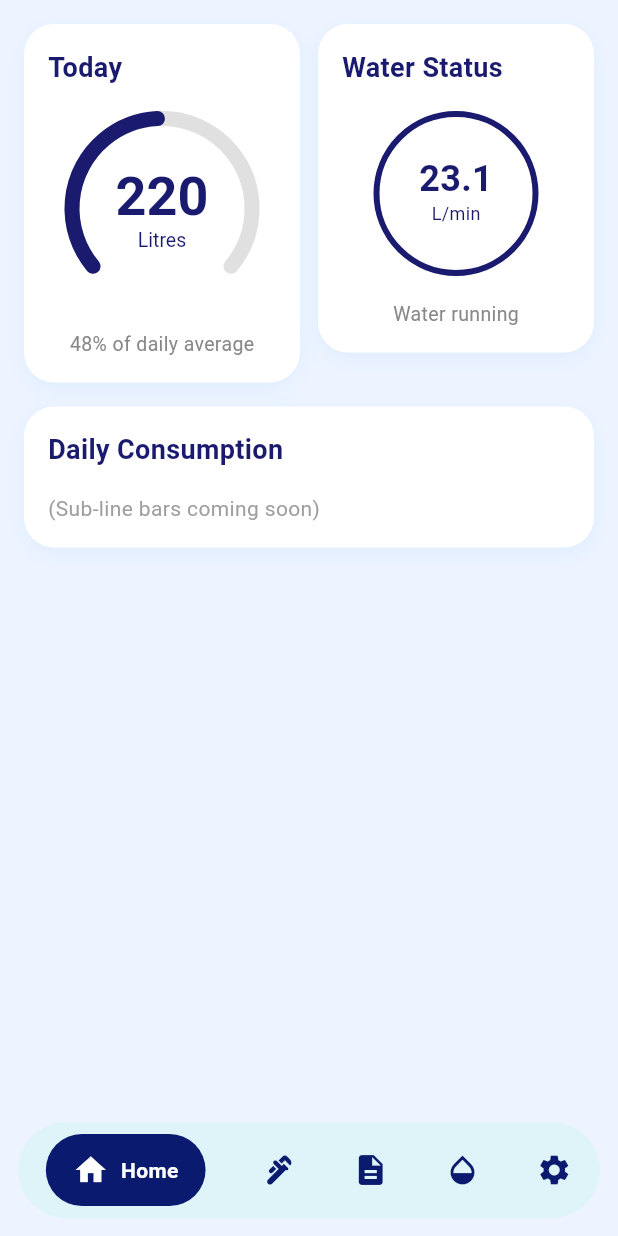
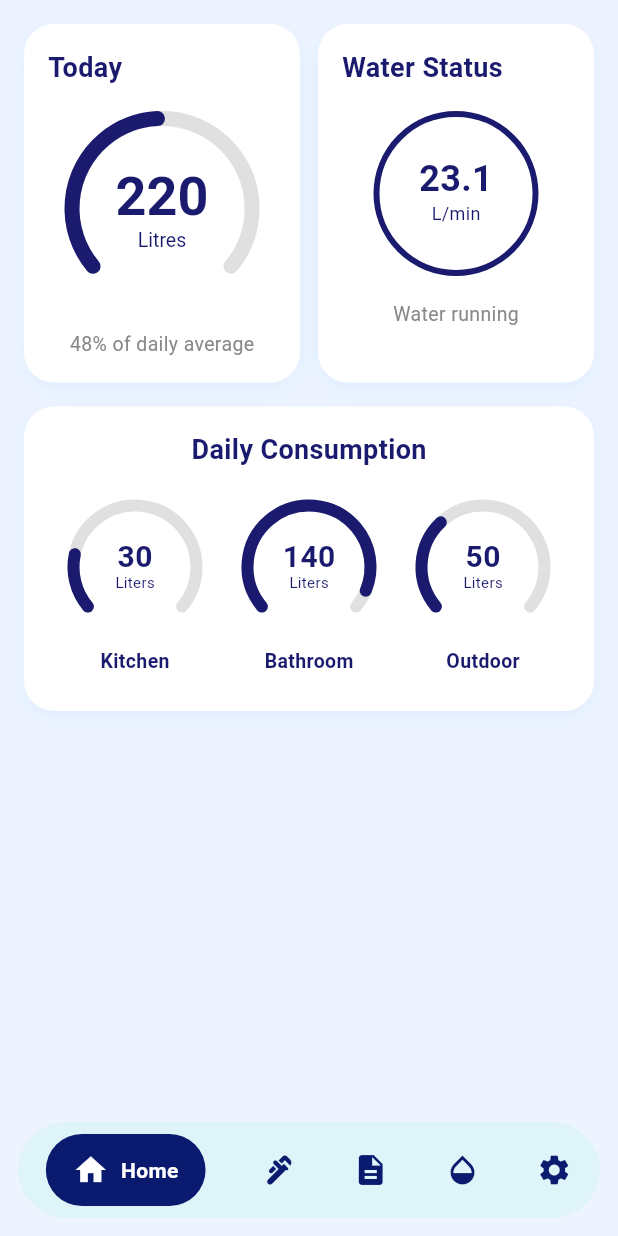
Before and after one commit to Ishan101-hub/sdgp-se24-aquasense-mobile, a Flutter app: the screen it shows after launch, on a phone screen of 412 x 824 dp. Run offline on Flutter 3.47's test engine with Material 3 defaults, Android fonts, the phone set to English and light mode, and no system bars.

Commit message:
complete daily consumption bar

```diff
--- a/home_aqua/lib/screens/home_page.dart
+++ b/home_aqua/lib/screens/home_page.dart
@@ -1,7 +1,7 @@
 import 'package:flutter/material.dart';
 import '../widgets/today_card.dart';
 import '../widgets/water_status_card.dart';
-import '../widgets/daily_consumption_card.dart'; // ← new import
+import '../widgets/daily_consumption_card.dart';
 
 class HomePage extends StatelessWidget {
   const HomePage({super.key});
@@ -15,8 +15,10 @@
           children: [
 
             // ── TOP ROW: Today card + Water Status card ──
-            Row(
-              crossAxisAlignment: CrossAxisAlignment.start,
+            // ── FIXED: CrossAxisAlignment.stretch makes both cards same height ──
+            IntrinsicHeight(
+              child: Row(
+                crossAxisAlignment: CrossAxisAlignment.stretch, // ← KEY FIX
                 children: const [
 
                   // Today Card (left side)
@@ -33,11 +35,12 @@
 
                 ],
               ),
+            ),
 
             const SizedBox(height: 16),
 
-            // ── PART 3.1: Daily Consumption card ──
-            const DailyConsumptionCard(), // ← replaced placeholder
+            // ── Daily Consumption card ──
+            const DailyConsumptionCard(),
 
           ],
         ),
--- a/home_aqua/lib/widgets/daily_consumption_card.dart
+++ b/home_aqua/lib/widgets/daily_consumption_card.dart
@@ -1,7 +1,22 @@
 import 'package:flutter/material.dart';
+import 'dart:math' as math;
 
 class DailyConsumptionCard extends StatelessWidget {
-  const DailyConsumptionCard({super.key});
+
+  // Test values for now
+  // When backend is ready, replace these with real values
+  final double kitchenLitres;
+  final double bathroomLitres;
+  final double outdoorLitres;
+  final double maxLitres; // full circle = this value
+
+  const DailyConsumptionCard({
+    super.key,
+    this.kitchenLitres  = 30,  // test value
+    this.bathroomLitres = 140, // test value
+    this.outdoorLitres  = 50,  // test value
+    this.maxLitres      = 150, // full circle = 150 litres
+  });
 
   @override
   Widget build(BuildContext context) {
@@ -20,10 +35,10 @@
       ),
       padding: const EdgeInsets.all(16),
       child: Column(
-        crossAxisAlignment: CrossAxisAlignment.start,
+        crossAxisAlignment: CrossAxisAlignment.center,
         children: [
 
-          // ── TITLE ──
+          // ── TITLE (centered like screenshot) ──
           const Text(
             'Daily Consumption',
             style: TextStyle(
@@ -33,16 +48,196 @@
             ),
           ),
 
-          const SizedBox(height: 16),
+          const SizedBox(height: 20),
 
-          // ── PLACEHOLDER for sub-line bars (Parts 3.2, 3.3, 3.4) ──
-          const Text(
-            '(Sub-line bars coming soon)',
-            style: TextStyle(color: Colors.grey),
+          // ── 3 CIRCULAR BARS side by side ──
+          Row(
+            mainAxisAlignment: MainAxisAlignment.spaceAround,
+            children: [
+
+              // Kitchen circle
+              _CircleBar(
+                litres: kitchenLitres,
+                maxLitres: maxLitres,
+                label: 'Kitchen',
+              ),
+
+              // Bathroom circle
+              _CircleBar(
+                litres: bathroomLitres,
+                maxLitres: maxLitres,
+                label: 'Bathroom',
+              ),
+
+              // Outdoor circle
+              _CircleBar(
+                litres: outdoorLitres,
+                maxLitres: maxLitres,
+                label: 'Outdoor',
+              ),
+
+            ],
           ),
+
+          const SizedBox(height: 8),
 
         ],
       ),
     );
   }
 }
+
+
+// ── SINGLE CIRCLE BAR WIDGET ─────────────────────────────────
+// Draws one circular progress bar with litres inside
+// and label below — exactly like the screenshot
+class _CircleBar extends StatelessWidget {
+  final double litres;
+  final double maxLitres;
+  final String label;
+
+  const _CircleBar({
+    required this.litres,
+    required this.maxLitres,
+    required this.label,
+  });
+
+  @override
+  Widget build(BuildContext context) {
+    double progress = (litres / maxLitres).clamp(0.0, 1.0);
+
+    return Column(
+      children: [
+
+        // ── CIRCLE with number inside ──
+        SizedBox(
+          width: 90,
+          height: 90,
+          child: Stack(
+            alignment: Alignment.center,
+            children: [
+
+              // Grey background arc
+              SizedBox(
+                width: 90,
+                height: 90,
+                child: CustomPaint(
+                  painter: _ArcPainter(
+                    progress: 1.0,
+                    color: const Color(0xFFE0E0E0), // grey
+                    strokeWidth: 8,
+                  ),
+                ),
+              ),
+
+              // Navy blue progress arc
+              SizedBox(
+                width: 90,
+                height: 90,
+                child: CustomPaint(
+                  painter: _ArcPainter(
+                    progress: progress,
+                    color: const Color(0xFF1A1A6E), // navy blue
+                    strokeWidth: 8,
+                  ),
+                ),
+              ),
+
+              // Number + Liters text inside circle
+              Column(
+                mainAxisAlignment: MainAxisAlignment.center,
+                children: [
+
+                  // Big number
+                  Text(
+                    '${litres.toInt()}',
+                    style: const TextStyle(
+                      fontSize: 20,
+                      fontWeight: FontWeight.bold,
+                      color: Color(0xFF1A1A6E),
+                      height: 1.0,
+                    ),
+                  ),
+
+                  // Small "Liters" text
+                  const Text(
+                    'Liters',
+                    style: TextStyle(
+                      fontSize: 10,
+                      color: Color(0xFF1A1A6E),
+                      fontWeight: FontWeight.w400,
+                    ),
+                  ),
+
+                ],
+              ),
+
+            ],
+          ),
+        ),
+
+        const SizedBox(height: 8),
+
+        // ── LABEL below circle (Kitchen / Bathroom / Outdoor) ──
+        Text(
+          label,
+          style: const TextStyle(
+            fontSize: 13,
+            fontWeight: FontWeight.bold,
+            color: Color(0xFF1A1A6E),
+          ),
+        ),
+
+      ],
+    );
+  }
+}
+
+
+// ── ARC PAINTER ──────────────────────────────────────────────
+// Same arc style as TodayCard — open gap at bottom
+class _ArcPainter extends CustomPainter {
+  final double progress;
+  final Color color;
+  final double strokeWidth;
+
+  _ArcPainter({
+    required this.progress,
+    required this.color,
+    required this.strokeWidth,
+  });
+
+  @override
+  void paint(Canvas canvas, Size size) {
+    final Paint paint = Paint()
+      ..color = color
+      ..strokeWidth = strokeWidth
+      ..style = PaintingStyle.stroke
+      ..strokeCap = StrokeCap.round;
+
+    final double centerX = size.width / 2;
+    final double centerY = size.height / 2;
+    final double radius = (size.width - strokeWidth) / 2;
+
+    // Same arc angles as TodayCard for consistency
+    const double startAngle = 140 * math.pi / 180;
+    final double sweepAngle = 260 * math.pi / 180 * progress;
+
+    canvas.drawArc(
+      Rect.fromCircle(
+        center: Offset(centerX, centerY),
+        radius: radius,
+      ),
+      startAngle,
+      sweepAngle,
+      false,
+      paint,
+    );
+  }
+
+  @override
+  bool shouldRepaint(_ArcPainter oldDelegate) {
+    return oldDelegate.progress != progress ||
+           oldDelegate.color != color;
+  }
+}
```
Lines whose indentation alone changed are shown as unchanged.
